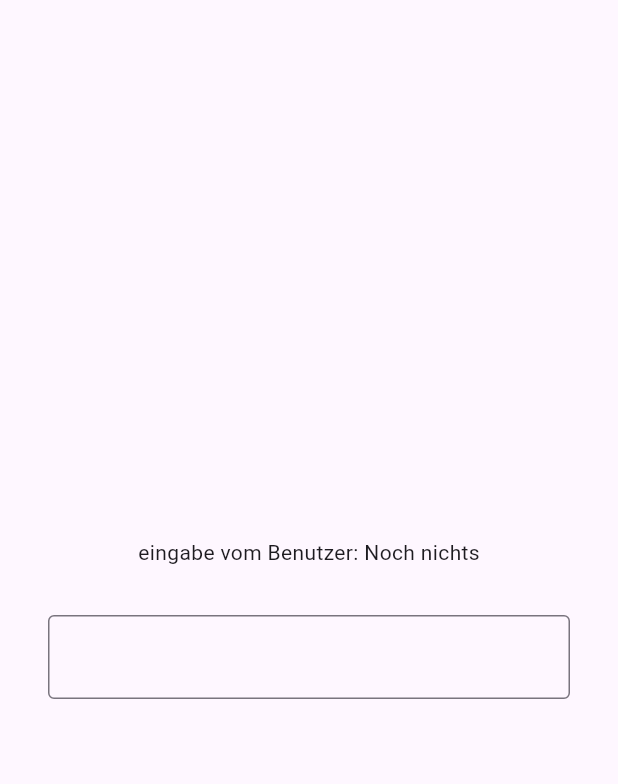
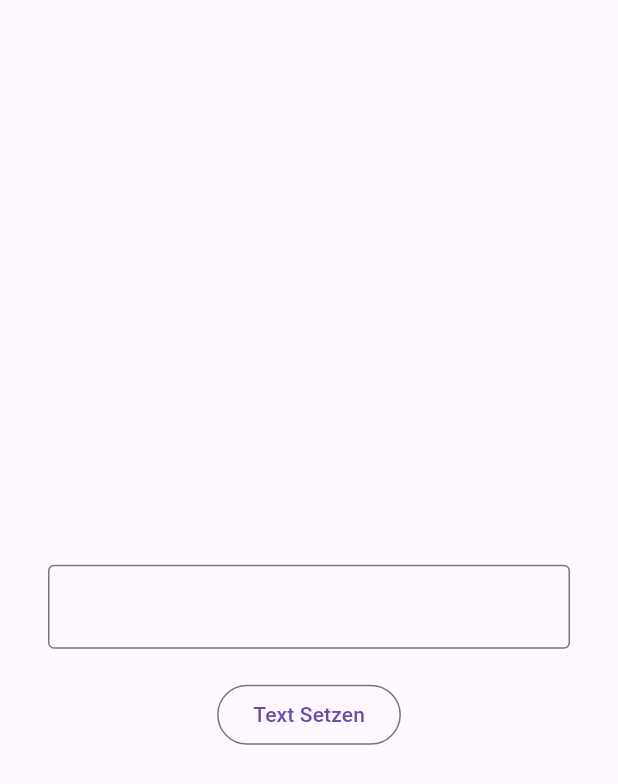
Before and after one commit to FrancescBrau/vorlesung_29_10, a Flutter app: the screen it shows after launch, on a phone screen of 412 x 824 dp. Shown: the top 784 px of the screen. Run offline on Flutter 3.47's test engine with Material 3 defaults, Android fonts, the phone set to English and light mode, and no system bars.

Commit message:
second comit

```diff
--- a/lib/main.dart
+++ b/lib/main.dart
@@ -15,6 +15,7 @@
 
 class _MainAppState extends State<MainApp> {
   String inputValue = "Noch nichts";
+  final TextEditingController controller = TextEditingController();
 
   @override
   Widget build(BuildContext context) {
@@ -27,18 +28,26 @@
           child: Column(
             mainAxisAlignment: MainAxisAlignment.center,
             children: [
-                      Text("eingabe vom Benutzer: $inputValue"),
+              Text(controller.text),
               const SizedBox(height: standartPadding),
               TextField(
-                        decoration:
-                            const InputDecoration(border: OutlineInputBorder()),
-                        onChanged: (String newValue) {
-                          print("Der neue Wert ist: $newValue");
-                          setState(() => inputValue = newValue);
+                controller: controller,
+                decoration: const InputDecoration(border: OutlineInputBorder()),
+              ),
+              const SizedBox(
+                height: 20,
+              ),
+              OutlinedButton(
+                onPressed: () {
+                  print(controller.text);
+                  setState(() {});
                 },
-                      )
-                    ]))),
+                child: const Text("Text Setzen"),
               ),
-    );
+            ],
+          ),
+        ),
+      ),
+    ));
   }
 }
```
Lines whose indentation alone changed are shown as unchanged.
